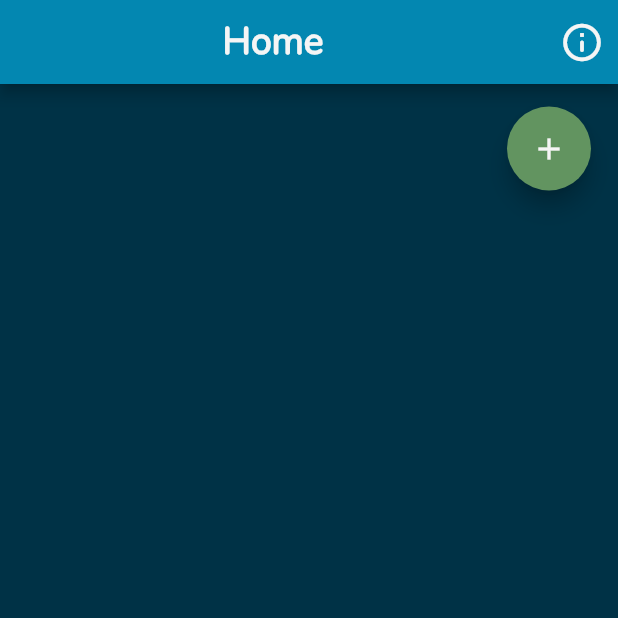
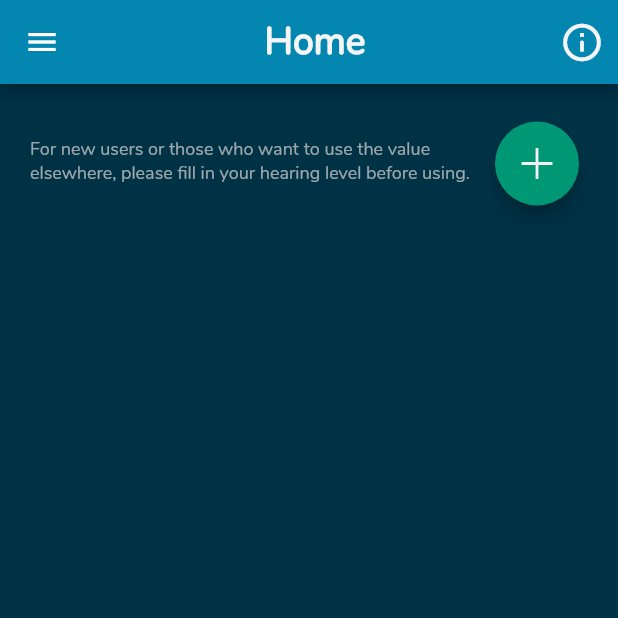
Before and after one commit to Chanoknans/Senior-Project, a Flutter app: the Homepage screen opened directly, on a phone screen of 412 x 824 dp, the top half of it. Run offline on Flutter 3.47's test engine with Material 2 defaults, Android fonts, the phone set to English and light mode, and no system bars; drawn by our look-alikes of card_swiper; our stand-ins replace cloud_firestore, firebase_auth, firebase_core, firebase_storage, fluttertoast, form_field_validator and 4 more; missing offline and left inert: flutter_sound; accounts and stored records are empty.

Commit message:
update aid_home

```diff
--- a/lib/Page/aids_home.dart
+++ b/lib/Page/aids_home.dart
@@ -50,7 +50,7 @@ class _HearingAidssState extends State<HearingAidss> {
               ),
             ),
             Padding(
-              padding: EdgeInsets.only(top: 130, left: 320),
+              padding: EdgeInsets.only(top: 135, left: 330),
               child: CircleButton(),
             ),
             Padding(
--- a/lib/Page/home_page.dart
+++ b/lib/Page/home_page.dart
@@ -3,10 +3,11 @@ import 'dart:ui';
 import 'package:flutter/cupertino.dart';
 import 'package:flutter/material.dart';
 import 'package:flutter/painting.dart';
+import 'package:hearing_aid/Page/aids_home.dart';
+import 'package:hearing_aid/Page/bottom_app_bar.dart';
+import 'package:hearing_aid/Page/profile_page.dart';
 import 'package:hearing_aid/constant.dart';
-import 'package:hearing_aid/fade_route.dart';
-import 'package:hearing_aid/page/aids_home.dart';
-import 'package:hearing_aid/page/profile_page.dart';
+import 'package:line_icons/line_icons.dart';
 import 'package:syncfusion_flutter_charts/charts.dart';
 import 'package:flutter/widgets.dart';
 import 'package:card_swiper/card_swiper.dart';
@@ -26,13 +27,6 @@ class Homepage extends StatefulWidget {
 }
 
 class _HomepageState extends State<Homepage> {
-  /*String text = '';
-  bool distext = false;*/
-  /*@override
-  void MyValue() {
-    List<int>? new_val = widget.result!;
-  }*/
-
   late TooltipBehavior _tooltipBehavior;
   final FirebaseAuth auth = FirebaseAuth.instance;
   int i = 0;
@@ -111,33 +105,54 @@ class _HomepageState extends State<Homepage> {
             color: const Color.fromRGBO(245, 245, 245, 1),
             onPressed: () {
               Navigator.push(context, MaterialPageRoute(builder: (context) {
-                return const Text("Information");
+                return HearingAidss();
               }));
             },
           ),
         ],
       ),
+      drawer: MyProfile(),
       body: Container(
         child: SingleChildScrollView(
             reverse: true,
-            child: Column(children: [
+            child: Stack(children: [
               Padding(
-                padding: const EdgeInsets.only(top: 15, left: 320),
+                padding: const EdgeInsets.only(top: 35, left: 20),
+                child: Container(
+                  height: 40,
+                  width: 320,
+                  decoration: BoxDecoration(color: blackground),
+                  child: Text(
+                    "For new users or those who want to use the value elsewhere, "
+                    "please fill in your hearing level before using.",
+                    style: TextStyle(
+                      fontFamily: 'Nunito',
+                      fontSize: 12,
+                      color: transgray,
+                    ),
+                  ),
+                ),
+              ),
+              Padding(
+                padding: EdgeInsets.only(top: 25, left: 330),
                 child: FloatingActionButton(
-                  backgroundColor: green,
+                  elevation: 5,
+                  heroTag: "btn1",
+                  backgroundColor: dgreen,
+                  child: Icon(
+                    LineIcons.plus,
+                    color: light,
+                    size: 30,
+                  ),
                   onPressed: () {
                     setState(() {
                       _showtext = !_showtext;
                     });
                   },
-                  child: Icon(
-                    Icons.add,
-                    color: white,
-                  ),
                 ),
               ),
               Padding(
-                padding: EdgeInsets.only(top: 12),
+                padding: EdgeInsets.only(top: 90, left: 80),
                 child: Container(
                   width: 240,
                   height: 40,
@@ -164,14 +179,14 @@ class _HomepageState extends State<Homepage> {
                 ),
               ),
               Padding(
-                padding: EdgeInsets.only(top: 0),
+                padding: EdgeInsets.only(top: 120),
                 child: Container(
                   constraints: BoxConstraints.expand(height: 200),
                   child: todaySlider(context),
                 ),
               ),
               Padding(
-                  padding: EdgeInsets.only(top: 10),
+                  padding: EdgeInsets.only(top: 300, left: 50),
                   child: Container(
                       child: Visibility(
                           visible: _audiogram,
@@ -182,8 +197,8 @@ class _HomepageState extends State<Homepage> {
                             Column(
                               children: [
                                 Container(
-                                  height: 360,
-                                  width: 350,
+                                  height: 290,
+                                  width: 290,
                                   decoration: BoxDecoration(
                                       color: Color.fromRGBO(0, 0, 0, 0.3),
                                       borderRadius: BorderRadius.circular(15)),
@@ -191,7 +206,7 @@ class _HomepageState extends State<Homepage> {
                                     children: [
                                       Padding(
                                         padding: const EdgeInsets.only(
-                                            top: 15, left: 210, right: 1),
+                                            top: 15, left: 150, right: 1),
                                         child: Column(
                                           children: [
                                             Container(
@@ -233,8 +248,8 @@ class _HomepageState extends State<Homepage> {
                                         padding: const EdgeInsets.only(
                                             top: 12, left: 12, right: 12),
                                         child: Container(
-                                          height: 290,
-                                          width: 350,
+                                          height: 230,
+                                          width: 300,
                                           decoration: BoxDecoration(
                                               color:
                                                   Color.fromRGBO(0, 0, 0, 0.1),
@@ -357,8 +372,11 @@ class _HomepageState extends State<Homepage> {
                                   ),
                                 ),
                               ],
+                            ),
+                            SizedBox(
+                              height: 100,
                             )
-                          ]))))
+                          ])))),
             ])),
       ),
     );
@@ -366,7 +384,7 @@ class _HomepageState extends State<Homepage> {
 
   Swiper todaySlider(context) {
     return Swiper(
-      autoplay: true,
+      autoplay: false,
       key: UniqueKey(),
       loop: true,
       itemBuilder: (BuildContext context, int index) {
@@ -390,25 +408,6 @@ class _HomepageState extends State<Homepage> {
                 setState(() {
                   _audiogram = !_audiogram;
                   getdata2(index);
-                  /*Navigator.push(
-                      context,
-                      MaterialPageRoute(
-                          builder: (context) => Homepage(
-                                result: history2,
-                                result2: history,
-                                sumall: history2[0] +
-                                    history2[1] +
-                                    history2[2] +
-                                    history2[3] +
-                                    history2[4] +
-                                    history2[5] +
-                                    history[0] +
-                                    history[1] +
-                                    history[2] +
-                                    history[3] +
-                                    history[4] +
-                                    history[5],
-                              )));*/
                 });
               },
               child: RichText(
@@ -438,10 +437,7 @@ class _HomepageState extends State<Homepage> {
       pagination: SwiperPagination(
         margin: EdgeInsets.only(top: 120),
         builder: const DotSwiperPaginationBuilder(
-            activeColor: Color.fromRGBO(228, 73, 28, 1),
-            size: 10.0,
-            activeSize: 12.0,
-            space: 10.0),
+            activeColor: yellow, size: 10.0, activeSize: 12.0, space: 10.0),
       ),
       //control: new SwiperControl(),
     );
--- a/lib/Page/profile_page.dart
+++ b/lib/Page/profile_page.dart
@@ -136,7 +136,7 @@ class _MyProfileState extends State<MyProfile> {
                   borderRadius: BorderRadius.circular(10),
                 ),
                 child: ElevatedButton(
-                  style: myButtonstyle(primary: darkgray, boarderRadius: 20.0),
+                  style: myButtonstyle(primary: darkgray, boarderRadius: 12.0),
                   onPressed: () {},
                   child: Text(
                     "Edit Profile",
@@ -145,7 +145,7 @@ class _MyProfileState extends State<MyProfile> {
                 ),
               ),
               ButtonTheme(
-                minWidth: 100,
+                minWidth: 110,
                 height: 30,
                 shape: RoundedRectangleBorder(
                   borderRadius: BorderRadius.circular(10),
```
Also changed, not shown: lib/Page/bottom_app_bar.dart (+7 -2 lines).
